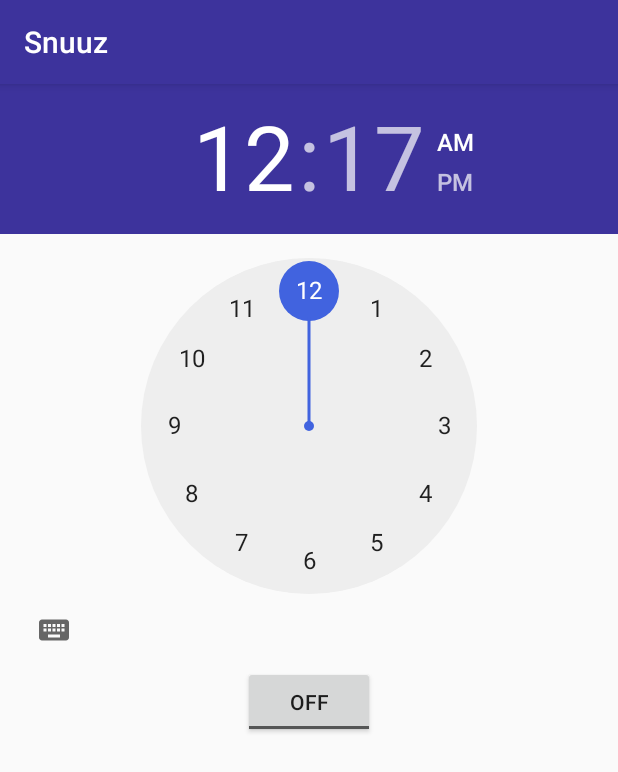
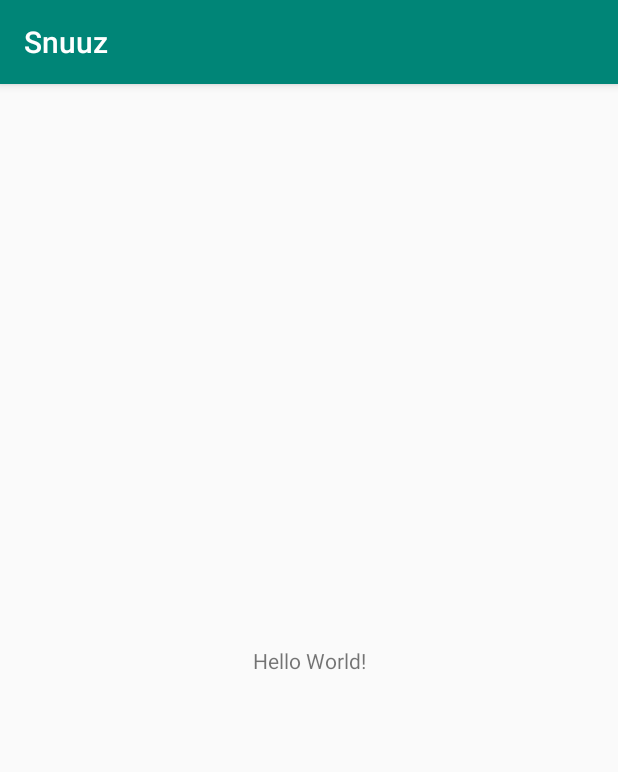
Before and after one commit to kaikaybee/SnuuzRepo, an Android app: the screen it shows after launch (MainActivity), on a phone screen of 412 x 824 dp. Shown: the top 772 px of the screen. Run offline under Robolectric (Android 15) with nearby library versions, the phone set to English and light mode, and no system bars.

```diff
--- a/app/src/main/AndroidManifest.xml
+++ b/app/src/main/AndroidManifest.xml
@@ -1,8 +1,6 @@
 <?xml version="1.0" encoding="utf-8"?>
 <manifest xmlns:android="http://schemas.android.com/apk/res/android"
     package="com.example.snuuz">
-
-    <uses-permission android:name="android.permission.WAKE_LOCK" />
 
     <application
         android:allowBackup="true"
@@ -18,10 +16,6 @@
                 <category android:name="android.intent.category.LAUNCHER" />
             </intent-filter>
         </activity>
-        <service
-            android:name=".AlarmService"
-            android:enabled="true" />
-        <receiver android:name=".AlarmReceiver" />
     </application>
 
 </manifest>
--- a/app/src/main/res/layout/activity_main.xml
+++ b/app/src/main/res/layout/activity_main.xml
@@ -1,37 +1,18 @@
 <?xml version="1.0" encoding="utf-8"?>
-<RelativeLayout xmlns:android="http://schemas.android.com/apk/res/android"
+<androidx.constraintlayout.widget.ConstraintLayout xmlns:android="http://schemas.android.com/apk/res/android"
+    xmlns:app="http://schemas.android.com/apk/res-auto"
     xmlns:tools="http://schemas.android.com/tools"
     android:layout_width="match_parent"
-    android:layout_height="match_parent">
+    android:layout_height="match_parent"
+    tools:context=".MainActivity">
 
-    <TimePicker
-        android:id="@+id/alarmTimePicker"
+    <TextView
         android:layout_width="wrap_content"
         android:layout_height="wrap_content"
-        android:layout_alignParentTop="true"
-        android:layout_centerHorizontal="true"
-        android:clipToPadding="false"
-        android:headerBackground="@color/colorPrimary" />
+        android:text="Hello World!"
+        app:layout_constraintBottom_toBottomOf="parent"
+        app:layout_constraintLeft_toLeftOf="parent"
+        app:layout_constraintRight_toRightOf="parent"
+        app:layout_constraintTop_toTopOf="parent" />
 
-
-    <ToggleButton
-        android:layout_width="wrap_content"
-        android:layout_height="wrap_content"
-        android:text="@string/alarm_on_off"
-        android:id="@+id/alarmToggle"
-        android:layout_centerHorizontal="true"
-        android:layout_below="@+id/alarmTimePicker"
-        android:onClick="onToggleClicked" />
-
-    <TextView
-        android:id="@+id/alarmText"
-        android:layout_width="wrap_content"
-        android:layout_height="wrap_content"
-        android:layout_below="@+id/alarmToggle"
-        android:layout_alignParentBottom="true"
-        android:layout_centerHorizontal="true"
-        android:layout_marginTop="20dp"
-        android:text=""
-        android:textAppearance="?android:attr/textAppearanceLarge" />
-
-</RelativeLayout>
+</androidx.constraintlayout.widget.ConstraintLayout>
--- a/app/src/main/res/values/colors.xml
+++ b/app/src/main/res/values/colors.xml
@@ -1,6 +1,6 @@
 <?xml version="1.0" encoding="utf-8"?>
 <resources>
-    <color name="colorPrimary">#3D339C</color>
-    <color name="colorPrimaryDark">#193F7C</color>
-    <color name="colorAccent">#4163DF</color>
+    <color name="colorPrimary">#008577</color>
+    <color name="colorPrimaryDark">#00574B</color>
+    <color name="colorAccent">#D81B60</color>
 </resources>
--- a/app/src/main/res/values/strings.xml
+++ b/app/src/main/res/values/strings.xml
@@ -1,4 +1,3 @@
 <resources>
     <string name="app_name">Snuuz</string>
-    <string name="alarm_on_off">Alarm On/Off</string>
 </resources>
```
Also changed, not shown: 1186 other files.
